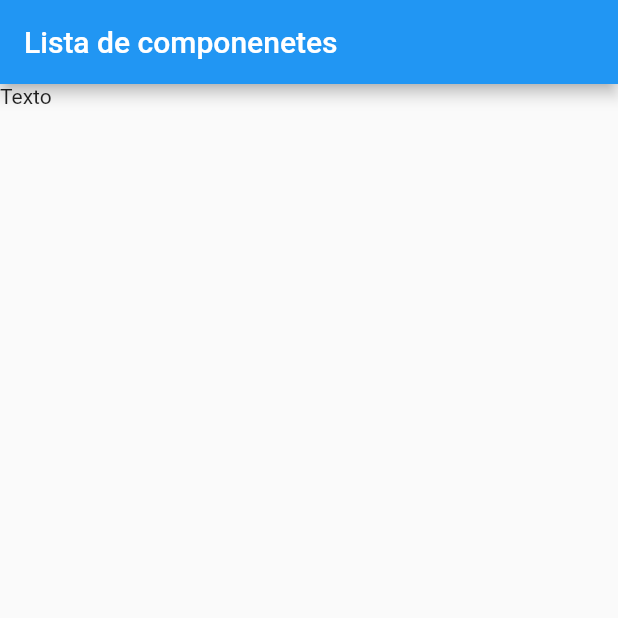
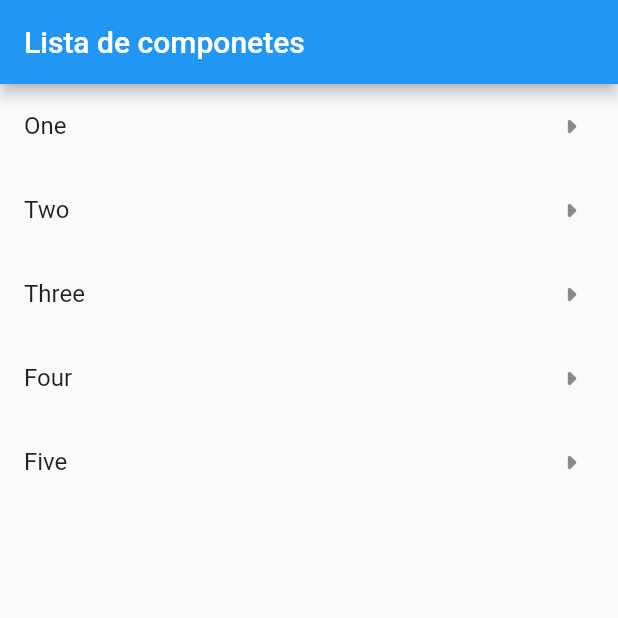
Before and after one commit to Turyfay/app-components-flutter, a Flutter app: the screen it shows after launch, on a phone screen of 412 x 824 dp, the top half of it. Run offline on Flutter 3.47's test engine with Material 2 defaults, Android fonts, the phone set to English and light mode, and no system bars.

Commit message:
Uso de LisTitle

```diff
--- a/lib/screens/listview1_screeen.dart
+++ b/lib/screens/listview1_screeen.dart
@@ -1,15 +1,22 @@
 import 'package:flutter/material.dart';
 
 class Listview1Screen extends StatelessWidget {
+  final options = const ['One', 'Two', 'Three', 'Four', 'Five'];
+
   const Listview1Screen({Key? key}) : super(key: key);
 
   @override
   Widget build(BuildContext context) {
     return Scaffold(
-        appBar: AppBar(title: const Text('Lista de componenetes')),
+        appBar: AppBar(title: const Text('Lista de componetes')),
         body: ListView(
-          children: const [
-            Text('Texto'),
+          children: [
+            ...options
+                .map((e) => ListTile(
+                      title: Text(e),
+                      trailing: const Icon(Icons.arrow_right_rounded, size: 30),
+                    ))
+                .toList()
           ],
         ));
   }
```
